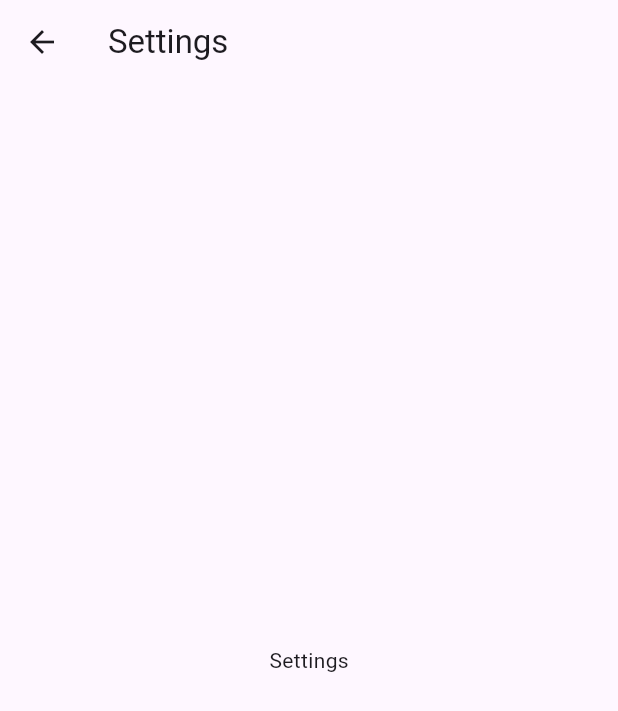
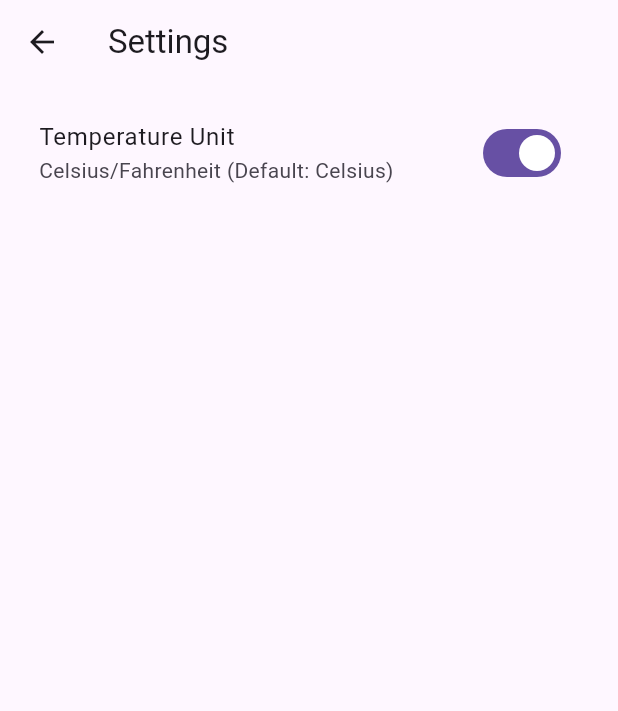
Before and after one commit to jo-duchan/open_weather, a Flutter app: the SettingsPage screen opened directly, on a phone screen of 412 x 824 dp. Shown: the top 711 px of the screen. Run offline on Flutter 3.47's test engine with Material 3 defaults, Android fonts, the phone set to English and light mode, and no system bars; our stand-ins replace equatable, flutter_dotenv, recase.

Commit message:
TempSettingsState, TempSettings ChangeNotifier & SettingsPage UI

```diff
--- a/lib/main.dart
+++ b/lib/main.dart
@@ -1,7 +1,7 @@
 import 'package:flutter/material.dart';
 import 'package:flutter_dotenv/flutter_dotenv.dart';
 import 'package:open_weather/pages/home_page.dart';
-import 'package:open_weather/providers/weather/weather_provider.dart';
+import 'package:open_weather/providers/providers.dart';
 import 'package:open_weather/repositories/weather_repository.dart';
 import 'package:open_weather/services/weather_api_services.dart';
 import 'package:provider/provider.dart';
@@ -31,6 +31,9 @@ class MyApp extends StatelessWidget {
             weatherRepository: context.read<WeatherRepository>(),
           ),
         ),
+        ChangeNotifierProvider<TempSettingsProvider>(
+          create: (context) => TempSettingsProvider(),
+        ),
       ],
       child: MaterialApp(
         title: 'Weather App',
--- a/lib/pages/settings_page.dart
+++ b/lib/pages/settings_page.dart
@@ -1,21 +1,29 @@
 import 'package:flutter/material.dart';
+import 'package:open_weather/providers/providers.dart';
+import 'package:provider/provider.dart';
 
-class SettingsPage extends StatefulWidget {
+class SettingsPage extends StatelessWidget {
   const SettingsPage({super.key});
 
-  @override
-  State<SettingsPage> createState() => _SettingsPageState();
-}
-
-class _SettingsPageState extends State<SettingsPage> {
   @override
   Widget build(BuildContext context) {
     return Scaffold(
       appBar: AppBar(
         title: const Text('Settings'),
       ),
-      body: Center(
-        child: Text('Settings'),
+      body: Padding(
+        padding: const EdgeInsets.all(10),
+        child: ListTile(
+          title: Text('Temperature Unit'),
+          subtitle: Text('Celsius/Fahrenheit (Default: Celsius)'),
+          trailing: Switch(
+            value: context.watch<TempSettingsProvider>().state.tempUnit ==
+                TempUnit.celsius,
+            onChanged: (_) {
+              context.read<TempSettingsProvider>().toggleTempUnit();
+            },
+          ),
+        ),
       ),
     );
   }
--- a/lib/providers/providers.dart
+++ b/lib/providers/providers.dart
@@ -1 +1,2 @@
 export 'weather/weather_provider.dart';
+export 'temp_settings/temp_settings_provider.dart';
--- /dev/null
+++ b/lib/providers/temp_settings/temp_settings_provider.dart
@@ -0,0 +1,18 @@
+import 'package:equatable/equatable.dart';
+import 'package:flutter/foundation.dart';
+
+part 'temp_settings_state.dart';
+
+class TempSettingsProvider with ChangeNotifier {
+  TempSettingsState _state = TempSettingsState.initial();
+  TempSettingsState get state => _state;
+
+  void toggleTempUnit() {
+    _state = _state.copyWith(
+      tempUnit: _state.tempUnit == TempUnit.celsius
+          ? TempUnit.fahrenheit
+          : TempUnit.celsius,
+    );
+    notifyListeners();
+  }
+}
--- /dev/null
+++ b/lib/providers/temp_settings/temp_settings_state.dart
@@ -0,0 +1,30 @@
+part of 'temp_settings_provider.dart';
+
+enum TempUnit {
+  celsius,
+  fahrenheit,
+}
+
+class TempSettingsState extends Equatable {
+  final TempUnit tempUnit;
+
+  TempSettingsState({
+    this.tempUnit = TempUnit.celsius,
+  });
+
+  factory TempSettingsState.initial() {
+    return TempSettingsState();
+  }
+
+  @override
+  List<Object> get props => [tempUnit];
+
+  @override
+  String toString() => 'TempSettingsState(tempUnit: $tempUnit)';
+
+  TempSettingsState copyWith({
+    TempUnit? tempUnit,
+  }) {
+    return TempSettingsState(tempUnit: tempUnit ?? this.tempUnit);
+  }
+}
```
Also changed, not shown: lib/pages/home_page.dart (+18 -0 lines).
